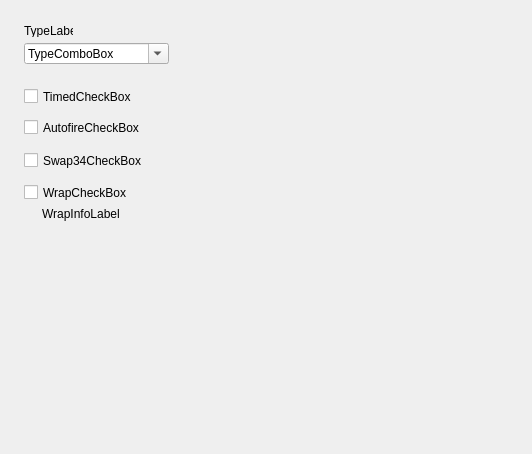
Eldricos/D-Fend-Reborn, file src/forms/ModernProfileEditorJoystickFrameUnit.ui: the form before one commit.
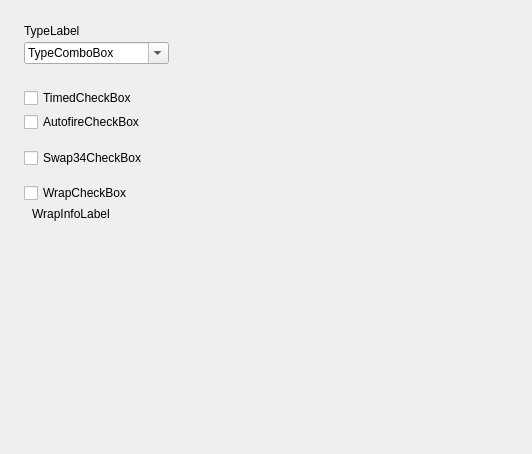
The form after the commit.

Commit message: Modern profile editor: Qt layouts instead of fixed pixel positions

```diff
--- a/src/forms/ModernProfileEditorJoystickFrameUnit.ui
+++ b/src/forms/ModernProfileEditorJoystickFrameUnit.ui
@@ -5,46 +5,148 @@
     <property name="geometry"><rect><x>0</x><y>0</y><width>532</width><height>454</height></rect></property>
     <property name="vclDesignWidth" stdset="0"><number>532</number></property>
     <property name="vclDesignHeight" stdset="0"><number>454</number></property>
+    <layout class="QVBoxLayout" name="ModernProfileEditorJoystickFrame_Layout" stretch="0,0,0,0,0,0,0,1">
+      <property name="leftMargin"><number>24</number></property>
+      <property name="topMargin"><number>24</number></property>
+      <property name="rightMargin"><number>19</number></property>
+      <property name="bottomMargin"><number>8</number></property>
+      <property name="spacing"><number>0</number></property>
+      <item>
+        <layout class="QGridLayout" name="ModernProfileEditorJoystickFrame_Section1" columnstretch="0,1">
+          <property name="leftMargin"><number>0</number></property>
+          <property name="topMargin"><number>0</number></property>
+          <property name="rightMargin"><number>0</number></property>
+          <property name="bottomMargin"><number>0</number></property>
+          <property name="horizontalSpacing"><number>8</number></property>
+          <property name="verticalSpacing"><number>4</number></property>
+          <item row="0" column="0" colspan="2">
     <widget class="QLabel" name="TypeLabel">
-      <property name="geometry"><rect><x>24</x><y>24</y><width>49</width><height>13</height></rect></property>
       <property name="text"><string>TypeLabel</string></property>
       <property name="textFormat"><enum>Qt::PlainText</enum></property>
       <property name="alignment"><set>Qt::AlignLeft|Qt::AlignTop</set></property>
-      <property name="vclAutoSize" stdset="0"><bool>true</bool></property>
-    </widget>
-    <widget class="QLabel" name="WrapInfoLabel">
-      <property name="geometry"><rect><x>42</x><y>207</y><width>471</width><height>98</height></rect></property>
-      <property name="text"><string>WrapInfoLabel</string></property>
-      <property name="textFormat"><enum>Qt::PlainText</enum></property>
-      <property name="wordWrap"><bool>true</bool></property>
-      <property name="alignment"><set>Qt::AlignLeft|Qt::AlignTop</set></property>
-    </widget>
+            </widget>
+          </item>
+          <item row="1" column="0" alignment="Qt::AlignLeft">
     <widget class="QComboBox" name="TypeComboBox">
-      <property name="geometry"><rect><x>24</x><y>43</y><width>145</width><height>21</height></rect></property>
       <property name="editable"><bool>true</bool></property>
       <property name="maxVisibleItems"><number>8</number></property>
       <property name="currentText"><string>TypeComboBox</string></property>
-    </widget>
+              <property name="minimumSize"><size><width>145</width><height>0</height></size></property>
+            </widget>
+          </item>
+          <item row="0" column="1">
+            <spacer name="ModernProfileEditorJoystickFrame_Section1_HFill">
+              <property name="orientation"><enum>Qt::Horizontal</enum></property>
+              <property name="sizeHint" stdset="0"><size><width>0</width><height>0</height></size></property>
+            </spacer>
+          </item>
+        </layout>
+      </item>
+      <item>
+        <spacer name="ModernProfileEditorJoystickFrame_Gap1">
+          <property name="orientation"><enum>Qt::Vertical</enum></property>
+          <property name="sizeType"><enum>QSizePolicy::Fixed</enum></property>
+          <property name="sizeHint" stdset="0"><size><width>0</width><height>24</height></size></property>
+        </spacer>
+      </item>
+      <item>
+        <layout class="QGridLayout" name="ModernProfileEditorJoystickFrame_Section2" columnstretch="0,1">
+          <property name="leftMargin"><number>0</number></property>
+          <property name="topMargin"><number>0</number></property>
+          <property name="rightMargin"><number>0</number></property>
+          <property name="bottomMargin"><number>0</number></property>
+          <property name="horizontalSpacing"><number>8</number></property>
+          <property name="verticalSpacing"><number>4</number></property>
+          <item row="0" column="0" colspan="2">
     <widget class="QCheckBox" name="TimedCheckBox">
-      <property name="geometry"><rect><x>24</x><y>88</y><width>489</width><height>17</height></rect></property>
-      <property name="vclAnchors" stdset="0"><string notr="true">akLeft,akTop,akRight</string></property>
       <property name="text"><string>TimedCheckBox</string></property>
     </widget>
+          </item>
+          <item row="1" column="0" colspan="2">
     <widget class="QCheckBox" name="AutofireCheckBox">
-      <property name="geometry"><rect><x>24</x><y>119</y><width>489</width><height>17</height></rect></property>
-      <property name="vclAnchors" stdset="0"><string notr="true">akLeft,akTop,akRight</string></property>
       <property name="text"><string>AutofireCheckBox</string></property>
     </widget>
+          </item>
+          <item row="0" column="1">
+            <spacer name="ModernProfileEditorJoystickFrame_Section2_HFill">
+              <property name="orientation"><enum>Qt::Horizontal</enum></property>
+              <property name="sizeHint" stdset="0"><size><width>0</width><height>0</height></size></property>
+            </spacer>
+          </item>
+        </layout>
+      </item>
+      <item>
+        <spacer name="ModernProfileEditorJoystickFrame_Gap2">
+          <property name="orientation"><enum>Qt::Vertical</enum></property>
+          <property name="sizeType"><enum>QSizePolicy::Fixed</enum></property>
+          <property name="sizeHint" stdset="0"><size><width>0</width><height>16</height></size></property>
+        </spacer>
+      </item>
+      <item>
+        <layout class="QGridLayout" name="ModernProfileEditorJoystickFrame_Section3" columnstretch="0,1">
+          <property name="leftMargin"><number>0</number></property>
+          <property name="topMargin"><number>0</number></property>
+          <property name="rightMargin"><number>0</number></property>
+          <property name="bottomMargin"><number>0</number></property>
+          <property name="horizontalSpacing"><number>8</number></property>
+          <property name="verticalSpacing"><number>4</number></property>
+          <item row="0" column="0" colspan="2">
     <widget class="QCheckBox" name="Swap34CheckBox">
-      <property name="geometry"><rect><x>24</x><y>152</y><width>489</width><height>17</height></rect></property>
-      <property name="vclAnchors" stdset="0"><string notr="true">akLeft,akTop,akRight</string></property>
       <property name="text"><string>Swap34CheckBox</string></property>
     </widget>
+          </item>
+          <item row="0" column="1">
+            <spacer name="ModernProfileEditorJoystickFrame_Section3_HFill">
+              <property name="orientation"><enum>Qt::Horizontal</enum></property>
+              <property name="sizeHint" stdset="0"><size><width>0</width><height>0</height></size></property>
+            </spacer>
+          </item>
+        </layout>
+      </item>
+      <item>
+        <spacer name="ModernProfileEditorJoystickFrame_Gap3">
+          <property name="orientation"><enum>Qt::Vertical</enum></property>
+          <property name="sizeType"><enum>QSizePolicy::Fixed</enum></property>
+          <property name="sizeHint" stdset="0"><size><width>0</width><height>15</height></size></property>
+        </spacer>
+      </item>
+      <item>
+        <layout class="QGridLayout" name="ModernProfileEditorJoystickFrame_Section4" columnstretch="0,0,1">
+          <property name="leftMargin"><number>0</number></property>
+          <property name="topMargin"><number>0</number></property>
+          <property name="rightMargin"><number>0</number></property>
+          <property name="bottomMargin"><number>0</number></property>
+          <property name="horizontalSpacing"><number>8</number></property>
+          <property name="verticalSpacing"><number>4</number></property>
+          <item row="0" column="0" colspan="3">
     <widget class="QCheckBox" name="WrapCheckBox">
-      <property name="geometry"><rect><x>24</x><y>184</y><width>489</width><height>17</height></rect></property>
-      <property name="vclAnchors" stdset="0"><string notr="true">akLeft,akTop,akRight</string></property>
       <property name="text"><string>WrapCheckBox</string></property>
     </widget>
+          </item>
+          <item row="1" column="1" colspan="2">
+            <widget class="QLabel" name="WrapInfoLabel">
+              <property name="text"><string>WrapInfoLabel</string></property>
+              <property name="textFormat"><enum>Qt::PlainText</enum></property>
+              <property name="wordWrap"><bool>true</bool></property>
+              <property name="alignment"><set>Qt::AlignLeft|Qt::AlignTop</set></property>
+              <property name="minimumSize"><size><width>471</width><height>0</height></size></property>
+            </widget>
+          </item>
+          <item row="0" column="2">
+            <spacer name="ModernProfileEditorJoystickFrame_Section4_HFill">
+              <property name="orientation"><enum>Qt::Horizontal</enum></property>
+              <property name="sizeHint" stdset="0"><size><width>0</width><height>0</height></size></property>
+            </spacer>
+          </item>
+        </layout>
+      </item>
+      <item>
+        <spacer name="ModernProfileEditorJoystickFrame_VFill">
+          <property name="orientation"><enum>Qt::Vertical</enum></property>
+          <property name="sizeHint" stdset="0"><size><width>0</width><height>0</height></size></property>
+        </spacer>
+      </item>
+    </layout>
   </widget>
   <tabstops>
     <tabstop>TypeComboBox</tabstop>
```
Left out of the diff: 6 changed lines with no effect on the pictures. Lines whose indentation alone changed are shown as unchanged. The commit also changes 42 other files.
